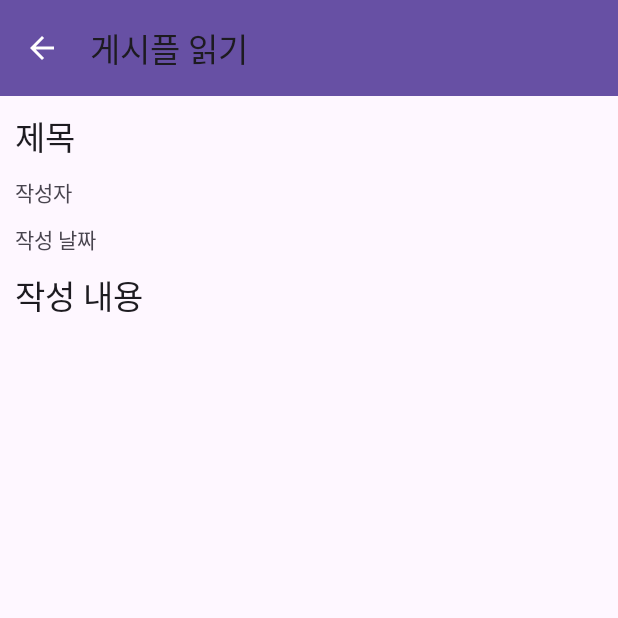
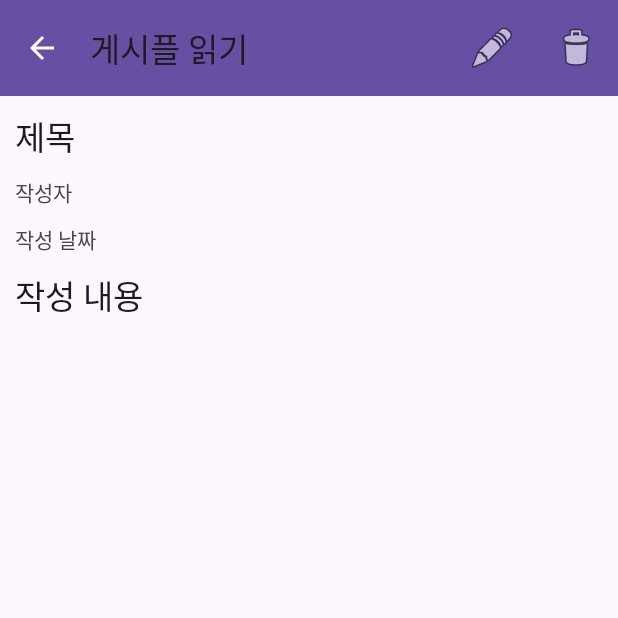
Before and after one commit to sunflow-er/community-app, an Android app: the fragment BoardReadFragment placed in its activity, on a phone screen of 412 x 824 dp, the top half of it. Run offline under Robolectric (Android 15) with nearby library versions, the phone set to English and light mode, and no system bars.

Commit message:
board_read menu

```diff
--- /dev/null
+++ b/app/src/main/res/menu/board_read_menu.xml
@@ -0,0 +1,17 @@
+<?xml version="1.0" encoding="utf-8"?>
+<menu xmlns:app="http://schemas.android.com/apk/res-auto"
+    xmlns:android="http://schemas.android.com/apk/res/android">
+
+    <item
+        android:id="@+id/board_read_menu_modify"
+        android:icon="@android:drawable/ic_menu_edit"
+        android:title="수정하기"
+        app:showAsAction="always" />
+    <item
+        android:id="@+id/board_read_menu_delete"
+        android:layout_width="wrap_content"
+        android:layout_height="wrap_content"
+        android:icon="@android:drawable/ic_menu_delete"
+        android:title="삭제하기"
+        app:showAsAction="always" />
+</menu>
```
Also changed, not shown: app/src/main/java/org/javaapp/communityapp/BoardReadFragment.kt (+15 -0 lines).
